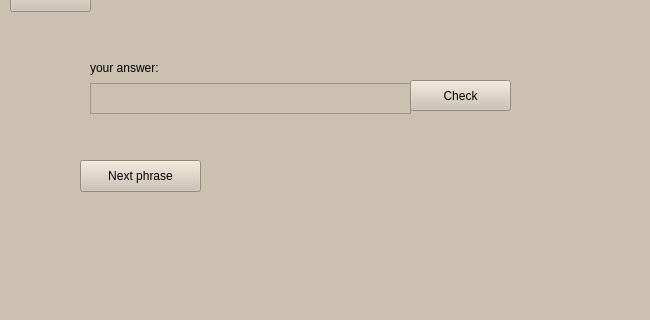
University-of-Utah-CS3505/a9-an-educational-app-BrittonJordan, file mainmenu.ui: the form before one commit; both pictures show x 150 to 800 and y 280 to 600 of the 800 by 600 pixel window.
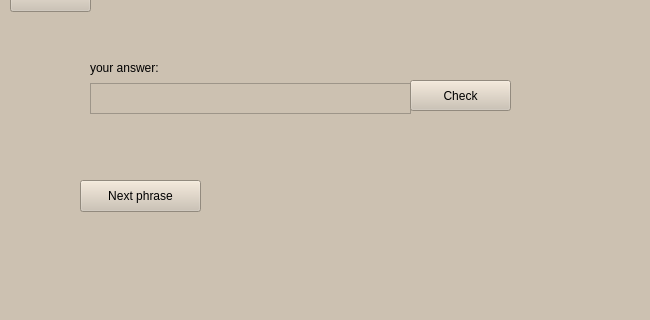
The form after the commit. Custom widgets are drawn as their Qt base class.

Patch:
```diff
--- a/mainmenu.ui
+++ b/mainmenu.ui
@@ -1391,7 +1391,7 @@
         <x>100</x>
         <y>410</y>
         <width>411</width>
-        <height>21</height>
+        <height>41</height>
        </rect>
       </property>
       <property name="text">
@@ -1402,7 +1402,7 @@
       <property name="geometry">
        <rect>
         <x>90</x>
-        <y>440</y>
+        <y>460</y>
         <width>121</width>
         <height>32</height>
        </rect>
```
